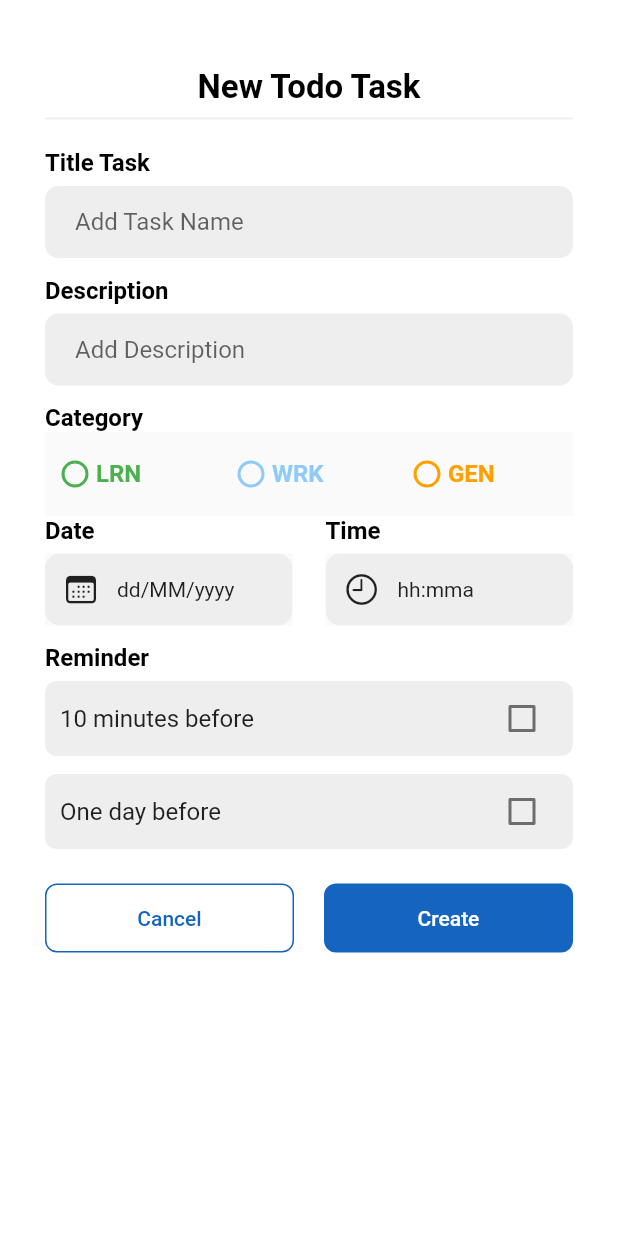
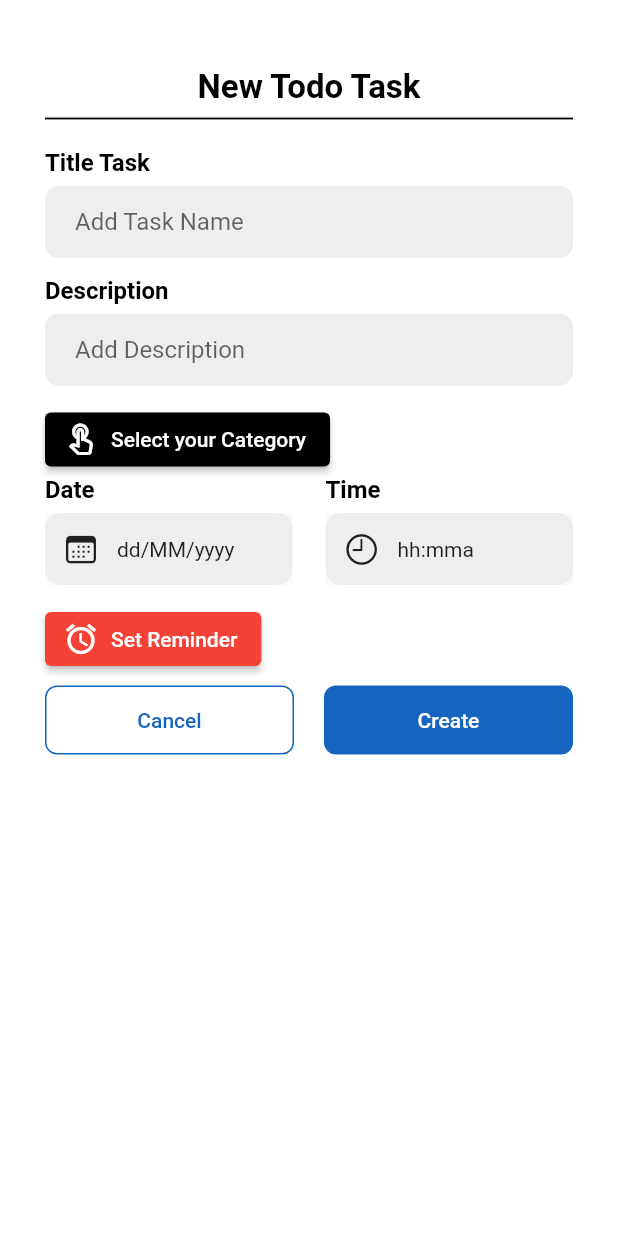
Before and after one commit to riishal/Reminder-App, a Flutter app: the screen it shows after launch, item 2 of the bottom bar chosen, after a tap on the "add" icon, on a phone screen of 412 x 824 dp. Run offline on Flutter 3.47's test engine with Material 2 defaults, Android fonts, the light colour scheme and no system bars; our stand-ins replace cloud_firestore, firebase_core, flutter_local_notifications, flutter_native_timezone_updated_gradle, fluttertoast, permission_handler and 2 more; missing offline and left inert: a package; accounts and stored records are empty.

Commit message:
last commit

```diff
--- a/lib/common/show_task_model.dart
+++ b/lib/common/show_task_model.dart
@@ -47,11 +47,11 @@ class AddNewTask extends StatelessWidget {
                     SizedBox(
                       width: double.infinity,
                       child: buttonIndex == index
-                          ? const Text(
+                          ? Text(
                               "Update Your Task",
                               textAlign: TextAlign.center,
                               style: TextStyle(
-                                  color: Colors.black,
+                                  color: Colors.amber.shade800,
                                   fontWeight: FontWeight.bold,
                                   fontSize: 22),
                             )
@@ -65,7 +65,7 @@ class AddNewTask extends StatelessWidget {
                             ),
                     ),
                     Divider(
-                      color: Colors.grey.shade200,
+                      color: Colors.black,
                       thickness: 1.2,
                     ),
                     const SizedBox(
@@ -97,8 +97,20 @@ class AddNewTask extends StatelessWidget {
                     const SizedBox(
                       height: 12,
                     ),
-                    const Text("Category", style: AppStyle.headingOne),
-                    Row(
+                    ElevatedButton.icon(
+                        icon: Icon(Icons.touch_app_outlined),
+                        style: ElevatedButton.styleFrom(
+                            backgroundColor: Colors.black),
+                        onPressed: () {
+                          getdata.setVisibility();
+                        },
+                        label: buttonIndex == index
+                            ? Text("Update your Category")
+                            : Text("Select your Category")),
+                    // const Text("Category", style: AppStyle.headingOne),
+                    Visibility(
+                      visible: getdata.visibility,
+                      child: Row(
                         children: [
                           Expanded(
                               child: RadioWidget(
@@ -129,12 +141,16 @@ class AddNewTask extends StatelessWidget {
                           )),
                         ],
                       ),
+                    ),
                     //date and time section
+
                     Row(
                       mainAxisAlignment: MainAxisAlignment.spaceBetween,
                       children: [
                         DateTimeWidget(
-                            onTap: () => getdata.setDate(context),
+                            onTap: () {
+                              getdata.setDate(context);
+                            },
                             iconSelection: CupertinoIcons.calendar,
                             titleText: "Date",
                             valueText: getdata.dateValue.toString()),
@@ -151,10 +167,24 @@ class AddNewTask extends StatelessWidget {
                     const SizedBox(
                       height: 12,
                     ),
-                    const Text("Reminder", style: AppStyle.headingOne),
+
+                    ElevatedButton.icon(
+                        icon: Icon(Icons.alarm),
+                        style: ElevatedButton.styleFrom(
+                            backgroundColor: Colors.red.shade500),
+                        onPressed: () {
+                          getdata.setReminderVisibility();
+                        },
+                        label: buttonIndex == index
+                            ? Text("Update Reminder")
+                            : Text("Set Reminder")),
                     const SizedBox(
                       height: 6,
                     ),
+                    Visibility(
+                      visible: getdata.reminderVisibility,
+                      child: Column(
+                        children: [
                           OtherTaskField(
                             text: "10 minutes before",
                             value: getdata.isTenMinutesChecked,
@@ -176,6 +206,9 @@ class AddNewTask extends StatelessWidget {
                           ),
                           const SizedBox(
                             height: 22,
+                          ),
+                        ],
+                      ),
                     ),
 
                     //button Section
--- a/lib/service/todo_service.dart
+++ b/lib/service/todo_service.dart
@@ -31,6 +31,10 @@ class TodoService {
     todoCollection.doc(docId).update(todoModel.toMap());
   }
 
+  void moveToCompleteTask(TodoModel todoModel, String docId) {
+    todoCollection.doc(docId).update(todoModel.toMap());
+  }
+
   void updateTask(
     String? docId,
     bool? value,
--- a/lib/view/home_task.dart
+++ b/lib/view/home_task.dart
@@ -41,7 +41,7 @@ class _HomeTaskState extends State<HomeTask>
     var size = MediaQuery.of(context).size;
 
     return Scaffold(
-        backgroundColor: Colors.grey.shade200,
+        backgroundColor: Colors.grey.shade100,
         // appBar: AppBar(
         //   title: Text(
         //     "Todo App",
@@ -88,10 +88,16 @@ class _HomeTaskState extends State<HomeTask>
                     borderRadius: BorderRadius.circular(30),
                   ),
                   child: TabBar(
+                    onTap: (index) {
+                      setState(() {
+                        tabController.index = index;
+                      });
+                    },
                     indicator: BoxDecoration(
-                        borderRadius:
-                            BorderRadius.circular(30), // Creates border
-                        color: Colors.black),
+                      borderRadius: BorderRadius.circular(30), // Creates border
+                      color:
+                          tabController.index == 1 ? Colors.red : Colors.blue,
+                    ),
                     controller: tabController,
                     unselectedLabelColor: Colors.black,
                     labelColor: Colors.white,
```
Also changed, not shown: lib/constants/alert_message.dart (+45 -0 lines), lib/provider/add_task_provider.dart (+17 -4 lines), lib/view/calendar_task.dart (+29 -2 lines), lib/widgets/card_todo_widget.dart (+78 -22 lines). Lines whose indentation alone changed are shown as unchanged.
